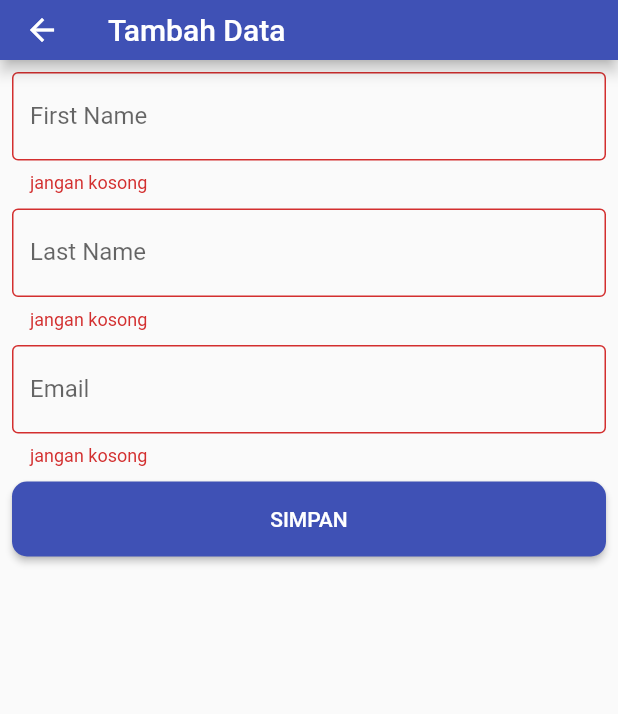
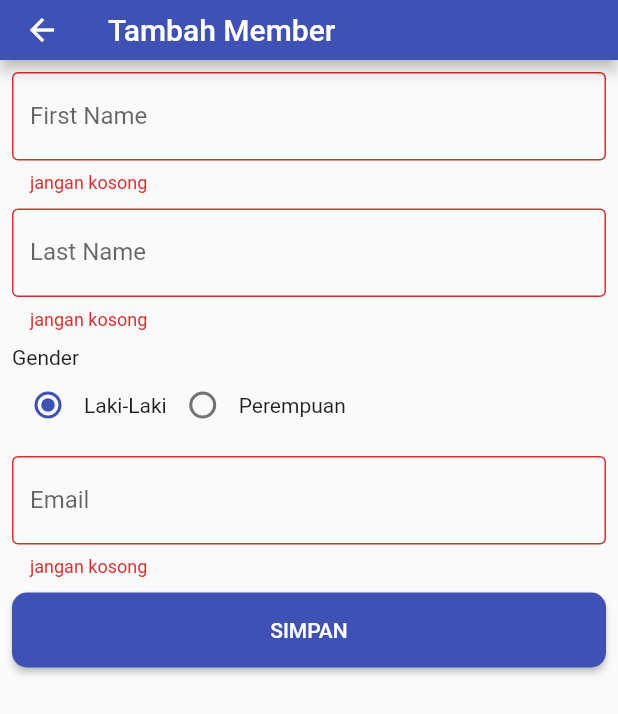
Before and after one commit to agusseputra/flutterAPI, a Flutter app: the Updateuser screen opened directly, after a tap on "SIMPAN", on a phone screen of 412 x 824 dp. Shown: the top 714 px of the screen. Run offline on Flutter 3.47's test engine with Material 2 defaults, Android fonts, the phone set to English and light mode, and no system bars; our stand-ins replace toast; network calls fail.

Commit message:
Update gender

```diff
--- a/lib/model/user.dart
+++ b/lib/model/user.dart
@@ -47,6 +47,7 @@ class User {
         this.firstName,
         this.lastName,
         this.avatar,
+        this.gender,
     });
 
     int id;
@@ -54,6 +55,7 @@ class User {
     String firstName;
     String lastName;
     String avatar;
+    String gender;
 
     factory User.fromJson(Map<String, dynamic> json) => User(
         id: json["id"],
@@ -61,6 +63,7 @@ class User {
         firstName: json["first_name"],
         lastName: json["last_name"],
         avatar: json["avatar"],
+        gender: json["gender"],
     );
 
     Map<String, dynamic> toJson() => {
@@ -69,5 +72,6 @@ class User {
         "first_name": firstName,
         "last_name": lastName,
         "avatar": avatar,
+        "gender": gender,
     };
 }
--- a/lib/services/api.dart
+++ b/lib/services/api.dart
@@ -26,9 +26,9 @@ class ApiService {
   static baseUrl(){
     return _baseurl;
   }
-  static Future<ResponsePost> saveMember(fName, lName, eMail, avatar) async {
+  static Future<ResponsePost> saveMember(fName, lName, eMail, avatar, gender) async {
     try {
-      final response = await http.post('$_host/member', body: {'first_name': fName, 'last_name': lName, 'email':eMail, 'avatar':avatar});
+      final response = await http.post('$_host/member', body: {'first_name': fName, 'last_name': lName, 'email':eMail, 'avatar':avatar,'gender':gender});
         if (response.statusCode == 200) {
           ResponsePost responseRequest = ResponsePost.fromJson(jsonDecode(response.body));
           return responseRequest;
@@ -40,9 +40,9 @@ class ApiService {
     }
 
   }
-  static Future<ResponsePost> updateUser(id, fName, lName, eMail, avatar) async {
+  static Future<ResponsePost> updateUser(id, fName, lName, eMail, avatar, gender) async {
     try {
-      final response = await http.post('$_host/member/$id', body: {'first_name': fName, 'last_name': lName, 'email':eMail, 'avatar':avatar});
+      final response = await http.post('$_host/member/$id', body: {'first_name': fName, 'last_name': lName, 'email':eMail, 'avatar':avatar,'gender':gender});
       if (response.statusCode == 200) {
         ResponsePost responseRequest = ResponsePost.fromJson(jsonDecode(response.body));
         return responseRequest;
--- a/lib/ui/updateuser.dart
+++ b/lib/ui/updateuser.dart
@@ -20,17 +20,17 @@ class _UpdateuserState extends State<Updateuser> {
   bool _isupdate=false;
   ResponsePost response;
   bool _success;
-  String id;
+  String id, _gender;
   TextEditingController  fName, lName, email;
   void validasi() async{
     if(_formKey.currentState.validate()){
       _formKey.currentState.save();
       if(_isupdate){
         //update
-        response = await ApiService.updateUser(id, fName.text, lName.text,email.text,'av1.png');
+        response = await ApiService.updateUser(id, fName.text, lName.text,email.text,'av1.png',_gender);
       }else{
         //simpan
-        response = await ApiService.saveMember(fName.text, lName.text,email.text,'av1.png');
+        response = await ApiService.saveMember(fName.text, lName.text,email.text,'av1.png',_gender);
       }
       _success=response.success;
       if (_success) {
@@ -51,6 +51,11 @@ class _UpdateuserState extends State<Updateuser> {
     else
       return null;
   }
+   void _handleRadioValueChange1(String value) {
+    setState(() {
+      _gender = value;
+    });
+  }
 
   @override
   void initState() {
@@ -61,10 +66,12 @@ class _UpdateuserState extends State<Updateuser> {
       fName=TextEditingController(text:widget.user.firstName);
       lName=TextEditingController(text: widget.user.lastName);
       email=TextEditingController(text: widget.user.email);
+      _gender=widget.user.gender;
     }else{
       fName=TextEditingController();
       lName=TextEditingController();
       email=TextEditingController();
+       _gender="L";
     }
   }
   @override
@@ -73,7 +80,7 @@ class _UpdateuserState extends State<Updateuser> {
       appBar: PreferredSize(
         preferredSize: Size.fromHeight(40.0),
         child: AppBar(
-          title: _isupdate ? Text('Update Data') : Text('Tambah Data'),
+          title: _isupdate ? Text('Update Member') : Text('Tambah Member'),
           ),
         ),
         body: SingleChildScrollView(
@@ -109,6 +116,40 @@ class _UpdateuserState extends State<Updateuser> {
                 ),
                 Padding(
                   padding: EdgeInsets.only(bottom: 10),
+                  child: Column(
+                    mainAxisAlignment: MainAxisAlignment.start,
+                    children: <Widget>[
+                      Row(
+                        mainAxisAlignment: MainAxisAlignment.start,
+                        children: <Widget>[
+                          Text("Gender"),
+                        ],
+                      ),
+                      Row(
+                        children: <Widget>[
+                          new Radio(
+                            value: "L",
+                            groupValue: _gender,
+                            onChanged: _handleRadioValueChange1,
+                          ),
+                          new Text(
+                            'Laki-Laki'
+                          ),
+                          new Radio(
+                            value: "P",
+                            groupValue: _gender,
+                            onChanged: _handleRadioValueChange1,
+                          ),
+                          new Text(
+                            'Perempuan'
+                          ),
+                        ],
+                      )
+                    ],
+                  ),
+                ),
+                Padding(
+                  padding: EdgeInsets.only(bottom: 10),
                   child: TextFormField(
                     controller: email,
                     keyboardType: TextInputType.emailAddress,
--- a/lib/widget/itemuser.dart
+++ b/lib/widget/itemuser.dart
@@ -18,7 +18,6 @@ void delete(id, context) async{
       }
 }
 Widget itemUser(User user, BuildContext context) {
-
   return Card(
     elevation: 2,
     shape: RoundedRectangleBorder(borderRadius: BorderRadius.circular(10.0)),
```
